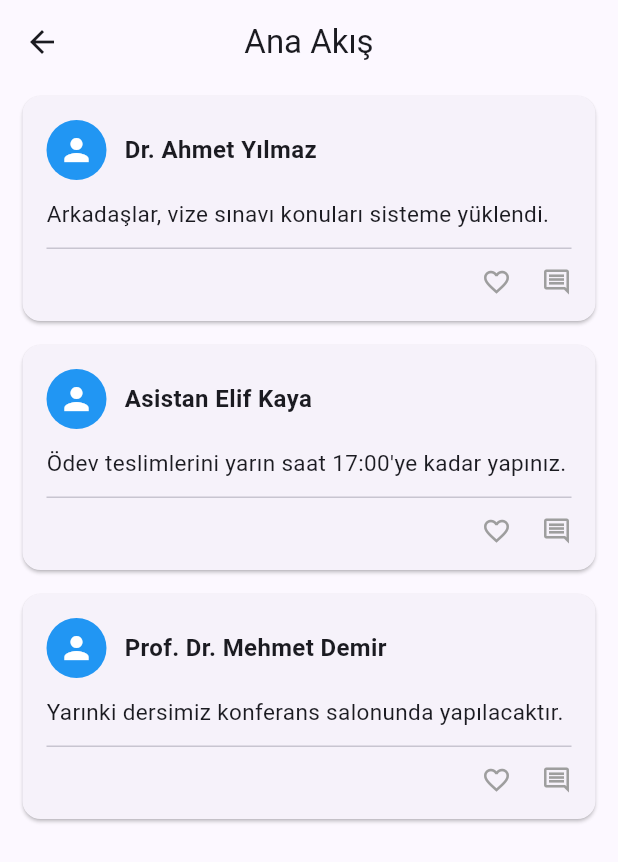
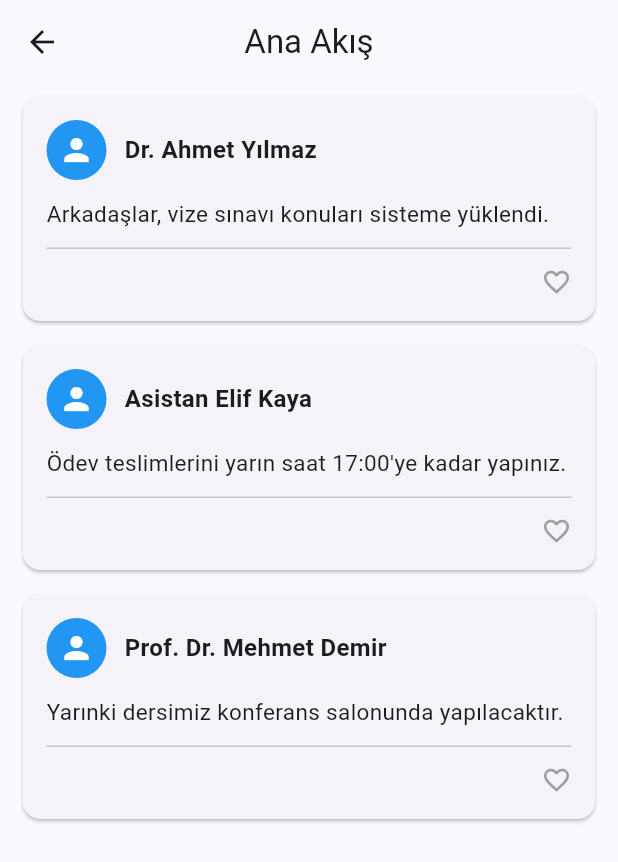
Before and after one commit to Fatihkenan/yazilimMuhendisligiProje, a Flutter app: the MainFeedScreen screen opened directly, on a phone screen of 412 x 824 dp. Shown: the top 862 px of the screen. Run offline on Flutter 3.47's test engine with Material 3 defaults, Android fonts, the phone set to English and light mode, and no system bars; our stand-ins replace cloud_firestore, firebase_auth, firebase_core; accounts and stored records are empty.

Commit message:
Refactor comments in main_feed_screen.dart
Updated comments to provide clarity in Turkish.

```diff
--- a/lib/Screens/main_feed_screen.dart
+++ b/lib/Screens/main_feed_screen.dart
@@ -12,7 +12,7 @@ class MainFeedScreen extends StatelessWidget {
       ),
       // Task 6: StreamBuilder kullanımı
       body: StreamBuilder<List<Map<String, String>>>(
-        // محاكاة لبيانات قادمة من السيرفر
+        // Sunucudan gelecek test verileri (Mock Data)
         stream: Stream.value([
           {"hoca": "Dr. Ahmet Yılmaz", "mesaj": "Arkadaşlar, vize sınavı konuları sisteme yüklendi."},
           {"hoca": "Asistan Elif Kaya", "mesaj": "Ödev teslimlerini yarın saat 17:00'ye kadar yapınız."},
@@ -47,8 +47,7 @@ class MainFeedScreen extends StatelessWidget {
                         mainAxisAlignment: MainAxisAlignment.end,
                         children: [
                           Icon(Icons.favorite_border, size: 20, color: Colors.grey),
-                          SizedBox(width: 20),
-                          Icon(Icons.comment_outlined, size: 20, color: Colors.grey),
+                          // Odaksınıf projesinin "tek yönlü duyuru" amacına sadık kalmak için yorum ikonu kaldırıldı.
                         ],
                       ),
                     ],
```
